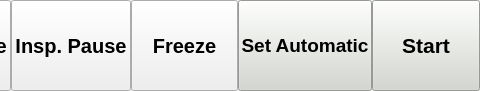
MariuszSuchenek/MVM_GUI_test2, file gui/menu/menu.ui: the form before one commit; both pictures show x 320 to 800 and y 0 to 91 of the 800 by 91 pixel window.
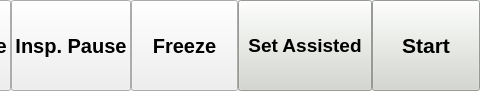
The form after the commit.

Commit message: labels update corrected for mode toggle button

What changed in the file:
```diff
--- a/gui/menu/menu.ui
+++ b/gui/menu/menu.ui
@@ -629,7 +629,7 @@
       </font>
      </property>
      <property name="text">
-      <string>Set Automatic</string>
+      <string>Set Assisted</string>
      </property>
     </widget>
    </item>
```
The commit also changes 1 other file.
